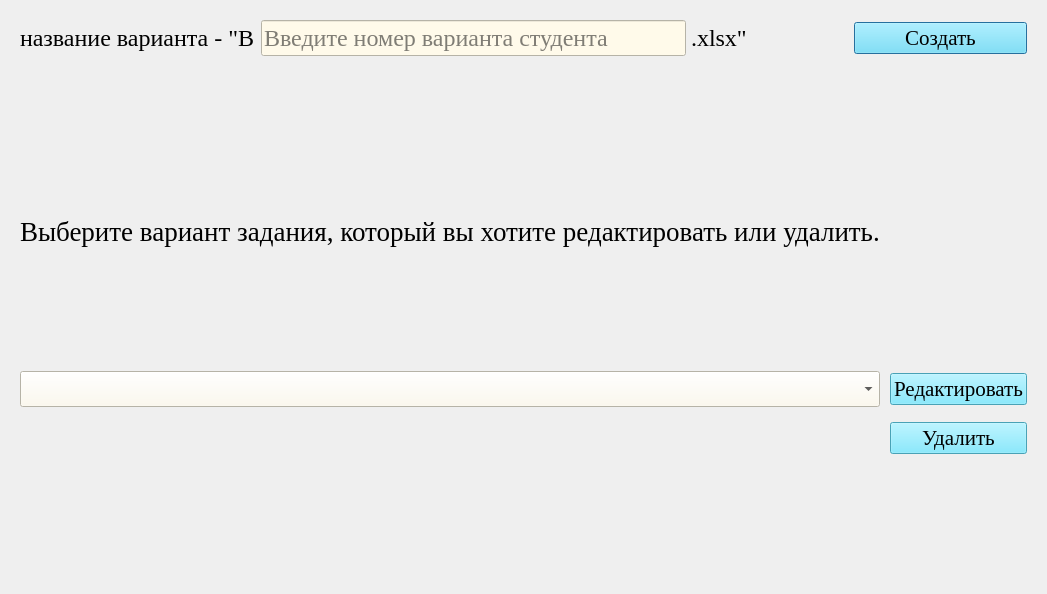
Qt form qt_designer_ui/winEditTable.ui (IvaMarin/Project-Network-Diagram-App) before a commit.
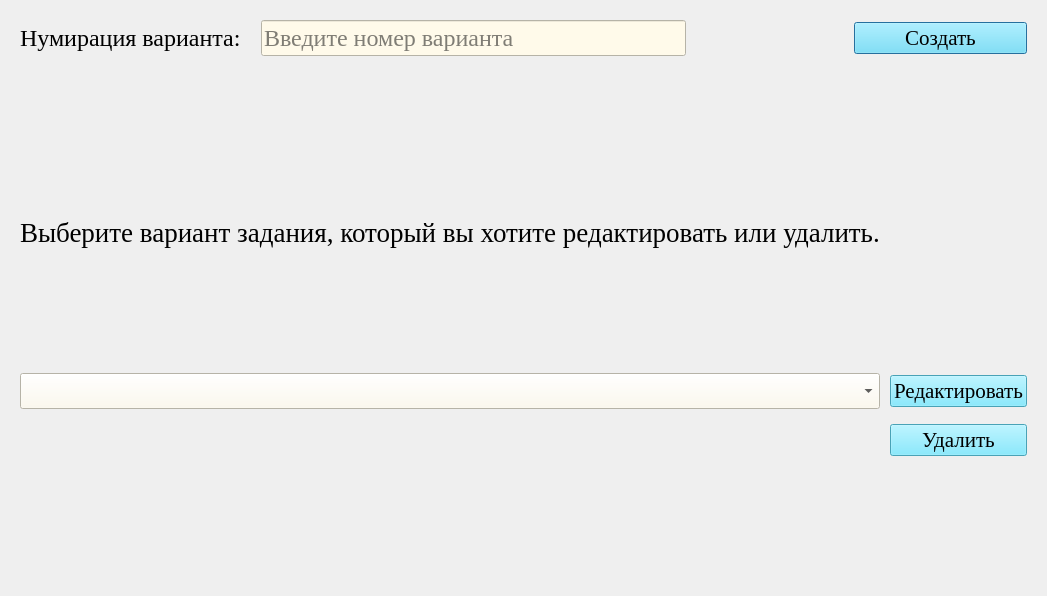
The same form after that commit.

```diff
--- a/qt_designer_ui/winEditTable.ui
+++ b/qt_designer_ui/winEditTable.ui
@@ -6,8 +6,8 @@
    <rect>
     <x>0</x>
     <y>0</y>
-    <width>952</width>
-    <height>594</height>
+    <width>1047</width>
+    <height>596</height>
    </rect>
   </property>
   <property name="font">
@@ -60,7 +60,7 @@
         </font>
        </property>
        <property name="text">
-        <string>название варианта - &quot;В</string>
+        <string>Нумирация варианта:</string>
        </property>
       </widget>
      </item>
@@ -76,7 +76,7 @@
         <string notr="true">background-color: #fffaea;</string>
        </property>
        <property name="placeholderText">
-        <string>Введите номер варианта студента</string>
+        <string>Введите номер варианта</string>
        </property>
       </widget>
      </item>
@@ -89,7 +89,7 @@
         </font>
        </property>
        <property name="text">
-        <string>.xlsx&quot;</string>
+        <string/>
        </property>
       </widget>
      </item>
```
